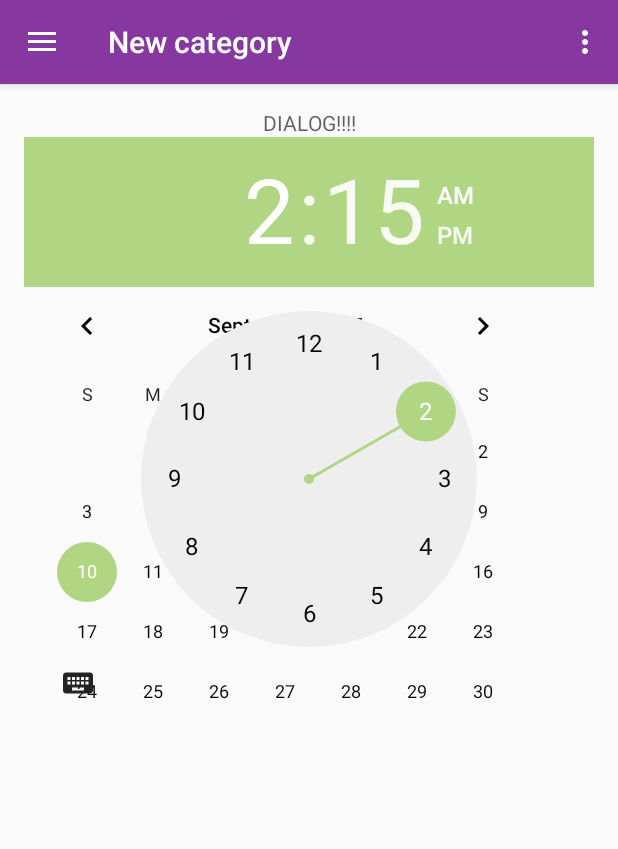
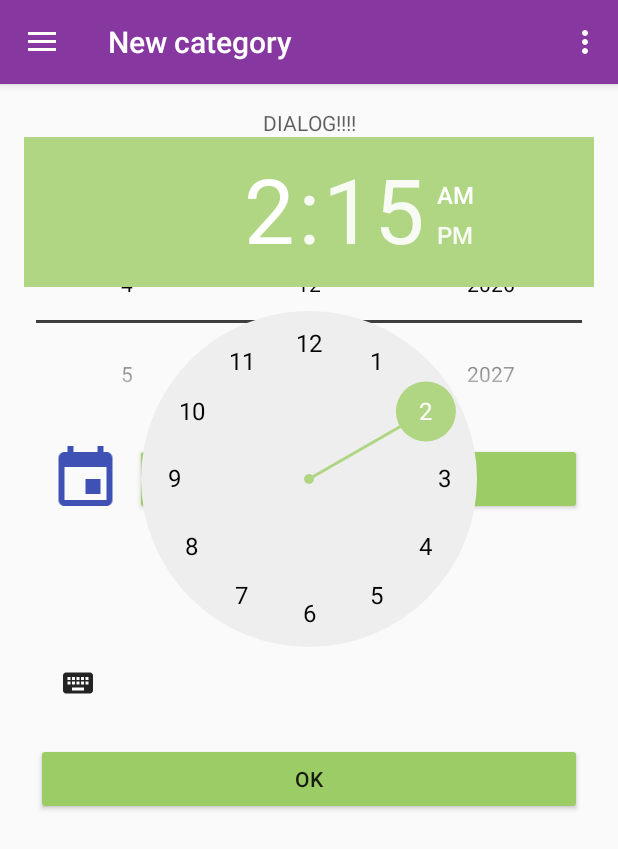
Before and after one commit to BurovAlexProgrammer/IRemember, an Android app: the fragment DialogDateTimePicker placed in its activity, on a phone screen of 412 x 824 dp. Shown: the top 849 px of the screen. Run offline under Robolectric (Android 15) with nearby library versions, the phone set to English and light mode, and no system bars; libraries missing offline, so code that uses them is left out: com.crashlytics.android, com.koushikdutta.urlimageviewhelper, io.fabric.sdk; 6 statements that could not run were skipped.

Commit message:
Created dateTimePicker dialog

```diff
--- a/app/src/main/java/ru/avb/iremember/DialogDateTimePicker.java
+++ b/app/src/main/java/ru/avb/iremember/DialogDateTimePicker.java
@@ -8,14 +8,24 @@ import android.view.LayoutInflater;
 import android.view.View;
 import android.view.ViewGroup;
 import android.widget.Button;
+import android.widget.DatePicker;
+import android.widget.ImageView;
+import android.widget.LinearLayout;
+import android.widget.NumberPicker;
 import android.widget.TabHost;
+import android.widget.TimePicker;
+
+import org.joda.time.DateTime;
 
 /**
  * Created by Alex on 04.09.2017.
  */
 
 public class DialogDateTimePicker extends DialogFragment implements View.OnClickListener{
-
+    NumberPicker pickerDay, pickerMonth, pickerYear;
+    Button buttonOk;
+    TabHost tabHost;
+    LinearLayout layoutDatePicker, layoutCalendar;
     @Nullable
     @Override
     public View onCreateView(LayoutInflater inflater, @Nullable ViewGroup container, Bundle savedInstanceState) {
@@ -33,24 +43,90 @@ public class DialogDateTimePicker extends DialogFragment implements View.OnClick
     }
 
     private void initViews(View v) {
-        TabHost tabHost = v.findViewById(android.R.id.tabhost);
+        layoutDatePicker = v.findViewById(R.id.layout_datePicker);
+        layoutCalendar = v.findViewById(R.id.layout_calendar);
+        tabHost = v.findViewById(android.R.id.tabhost);
         tabHost.setup();
 
         TabHost.TabSpec tabSpec;
         tabSpec = tabHost.newTabSpec("tag1");
-        tabSpec.setIndicator("Вкладка один");
+        tabSpec.setIndicator(getString(R.string.date));
         tabSpec.setContent(R.id.tab1);
         tabHost.addTab(tabSpec);
         tabSpec = tabHost.newTabSpec("tag2");
-        tabSpec.setIndicator("Вкладка 2");
+        tabSpec.setIndicator(getString(R.string.time));
         tabSpec.setContent(R.id.tab2);
         tabHost.addTab(tabSpec);
-        tabSpec = tabHost.newTabSpec("tag3");
-        tabSpec.setIndicator("Nhbfasf");
-        tabSpec.setContent(R.id.tab3);
-        tabHost.addTab(tabSpec);
+//        tabSpec = tabHost.newTabSpec("tag3");
+//        tabSpec.setIndicator("Nhbfasf");
+//        tabSpec.setContent(R.id.tab3);
+//        tabHost.addTab(tabSpec);
 
-        tabHost.setCurrentTabByTag("tag2");
+        tabHost.setCurrentTabByTag("tag1");
 
+        pickerDay = v.findViewById(R.id.picker_day);
+        int[] days = {1,2,3,4,5,6,7,8,9,10,11,12,13,14,15,16,17,18,19,20,21,22,23,24,25,26,27,28,29,30,31};
+        String[] daysStr = new String[31];
+        for (int i=0; i<days.length; i++) {daysStr[i] = ""+days[i];}
+        pickerDay.setMinValue(0);
+        pickerDay.setMaxValue(daysStr.length-1);
+        pickerDay.setDisplayedValues(daysStr);
+        pickerDay.setDescendantFocusability(NumberPicker.FOCUS_BLOCK_DESCENDANTS);
+        pickerDay.setWrapSelectorWheel(true);
+
+        pickerMonth = v.findViewById(R.id.picker_month);
+        int[] months = {1,2,3,4,5,6,7,8,9,10,11,12};
+        String[] monthsStr = new String[months.length];
+        for (int i=0; i<monthsStr.length; i++) {monthsStr[i] = ""+months[i];}
+        pickerMonth.setMinValue(0);
+        pickerMonth.setMaxValue(monthsStr.length-1);
+        pickerMonth.setDisplayedValues(monthsStr);
+//        pickerMonth.setDescendantFocusability(NumberPicker.FOCUS_BLOCK_DESCENDANTS);
+        pickerMonth.setWrapSelectorWheel(true);
+
+        pickerYear = v.findViewById(R.id.picker_year);
+        int minYear = 2000;
+        int[] years = new int[50];
+        for (int i=0; i<years.length; i++) {years[i]=minYear+i;}
+        String[] yearsStr = new String[years.length];
+        for (int i=0; i<yearsStr.length; i++) {yearsStr[i] = ""+years[i];}
+        pickerYear.setMinValue(0);
+        pickerYear.setMaxValue(yearsStr.length-1);
+        pickerYear.setDisplayedValues(yearsStr);
+//        pickerYear.setDescendantFocusability(NumberPicker.FOCUS_BLOCK_DESCENDANTS);
+
+        //set current date
+        int currentDay = DateTime.now().getDayOfMonth();
+        int currentMonth = DateTime.now().getMonthOfYear();
+        int currentYear = DateTime.now().getYear();
+        G.Log("Current date: "+currentDay+"-"+currentMonth+"-"+currentYear);
+        pickerDay.setValue(currentDay-1);
+        pickerMonth.setValue(currentMonth-1);
+        pickerYear.setValue(currentYear-minYear);
+
+        Button buttonNext = v.findViewById(R.id.button_next);
+        buttonNext.setOnClickListener(new View.OnClickListener() {
+            @Override
+            public void onClick(View view) {
+                tabHost.setCurrentTabByTag("tag2");
+            }
+        });
+
+        ImageView iconCalendar = v.findViewById(R.id.icon_calendar);
+        iconCalendar.setOnClickListener(new View.OnClickListener() {
+            @Override
+            public void onClick(View view) {
+                if (layoutCalendar.getVisibility()==View.GONE) {
+                    layoutDatePicker.setVisibility(View.GONE);
+                    layoutCalendar.setVisibility(View.VISIBLE);
+                }
+                else {
+                    layoutDatePicker.setVisibility(View.VISIBLE);
+                    layoutCalendar.setVisibility(View.GONE);
+                }
+            }
+        });
     }
+
+
 }
--- /dev/null
+++ b/app/src/main/res/drawable/ic_calendar.xml
@@ -0,0 +1,8 @@
+<vector
+    android:height="24dp"
+    android:viewportHeight="24.0"
+    android:viewportWidth="24.0"
+    android:width="24dp"
+    xmlns:android="http://schemas.android.com/apk/res/android">
+    <path android:fillColor="#FF000000" android:pathData="M17,12h-5v5h5v-5zM16,1v2L8,3L8,1L6,1v2L5,3c-1.11,0 -1.99,0.9 -1.99,2L3,19c0,1.1 0.89,2 2,2h14c1.1,0 2,-0.9 2,-2L21,5c0,-1.1 -0.9,-2 -2,-2h-1L18,1h-2zM19,19L5,19L5,8h14v11z"/>
+</vector>
--- a/app/src/main/res/layout/dialog_date_time_picker.xml
+++ b/app/src/main/res/layout/dialog_date_time_picker.xml
@@ -1,5 +1,7 @@
 <?xml version="1.0" encoding="utf-8"?>
 <LinearLayout xmlns:android="http://schemas.android.com/apk/res/android"
+    xmlns:app="http://schemas.android.com/apk/res-auto"
+    xmlns:tools="http://schemas.android.com/tools"
     android:layout_width="match_parent"
     android:layout_height="match_parent"
     android:layout_gravity="center_vertical|center_horizontal"
@@ -41,10 +43,82 @@
                     android:orientation="vertical">
 
 
-                    <DatePicker
-                        android:id="@+id/datePicker2"
+                    <LinearLayout
+                        android:id="@+id/layout_datePicker"
                         android:layout_width="match_parent"
-                        android:layout_height="wrap_content" />
+                        android:layout_height="wrap_content"
+                        android:orientation="horizontal"
+                        android:paddingEnd="8dp"
+                        android:paddingStart="8dp"
+                        android:paddingTop="8dp">
+
+                        <NumberPicker
+                            android:id="@+id/picker_day"
+                            android:layout_width="match_parent"
+                            android:layout_height="wrap_content"
+                            android:layout_weight="1"
+                            android:overScrollMode="always" />
+
+                        <NumberPicker
+                            android:id="@+id/picker_month"
+                            android:layout_width="match_parent"
+                            android:layout_height="wrap_content"
+                            android:layout_weight="1" />
+
+                        <NumberPicker
+                            android:id="@+id/picker_year"
+                            android:layout_width="match_parent"
+                            android:layout_height="wrap_content"
+                            android:layout_weight="1" />
+
+                    </LinearLayout>
+
+                    <LinearLayout
+                        android:id="@+id/layout_calendar"
+                        android:layout_width="match_parent"
+                        android:layout_height="wrap_content"
+                        android:orientation="horizontal"
+                        android:paddingEnd="8dp"
+                        android:paddingStart="8dp"
+                        android:paddingTop="8dp"
+                        android:visibility="gone">
+
+                        <DatePicker
+                            android:id="@+id/calendar"
+                            android:layout_width="wrap_content"
+                            android:layout_height="wrap_content"
+                            android:layout_weight="1" />
+                    </LinearLayout>
+
+                    <LinearLayout
+                        android:layout_width="match_parent"
+                        android:layout_height="match_parent"
+                        android:orientation="horizontal"
+                        android:paddingBottom="8dp"
+                        android:paddingEnd="8dp"
+                        android:paddingStart="8dp"
+                        android:paddingTop="16dp">
+
+                        <ImageView
+                            android:id="@+id/icon_calendar"
+                            android:layout_width="48dp"
+                            android:layout_height="48dp"
+                            android:layout_weight="0.08"
+                            android:tint="@color/colorPrimary"
+                            app:srcCompat="@drawable/ic_calendar" />
+
+                        <Button
+                            android:id="@+id/button_next"
+                            android:layout_width="wrap_content"
+                            android:layout_height="wrap_content"
+                            android:layout_weight="0.92"
+                            android:paddingBottom="8dp"
+                            android:paddingEnd="8dp"
+                            android:paddingStart="8dp"
+                            android:paddingTop="16dp"
+                            android:text="@string/next" />
+                    </LinearLayout>
+
                 </LinearLayout>
 
                 <LinearLayout
@@ -54,17 +128,41 @@
                     android:orientation="vertical">
 
                     <TimePicker
-                        android:id="@+id/timePicker2"
+                        android:id="@+id/timePicker"
                         android:layout_width="match_parent"
                         android:layout_height="wrap_content" />
+
+                    <LinearLayout
+                        android:id="@+id/button_ok"
+                        android:layout_width="match_parent"
+                        android:layout_height="wrap_content"
+                        android:orientation="horizontal"
+                        android:paddingBottom="8dp"
+                        android:paddingEnd="8dp"
+                        android:paddingStart="8dp"
+                        android:paddingTop="16dp">
+
+                        <Button
+                            android:id="@+id/button_next"
+                            android:layout_width="wrap_content"
+                            android:layout_height="wrap_content"
+                            android:layout_weight="0.92"
+                            android:text="@string/ok" />
+                    </LinearLayout>
+
                 </LinearLayout>
 
                 <LinearLayout
                     android:id="@+id/tab3"
                     android:layout_width="match_parent"
                     android:layout_height="match_parent"
-                    android:orientation="vertical">
+                    android:orientation="vertical"
+                    android:visibility="gone">
 
+                    <DatePicker
+                        android:id="@+id/datePicker3"
+                        android:layout_width="match_parent"
+                        android:layout_height="wrap_content" />
                 </LinearLayout>
             </FrameLayout>
         </LinearLayout>
--- a/app/src/main/res/values/strings.xml
+++ b/app/src/main/res/values/strings.xml
@@ -4,6 +4,7 @@
     <string name="cancel">              Cancel                      </string>
     <string name="understand">          Understand                  </string>
     <string name="later">               Later                       </string>
+    <string name="next">                Next                        </string>
     <string name="finish">              Finish                      </string>
     <string name="defaultLabel">        Default                     </string>
     <string name="restart">             Restart                     </string>
@@ -14,7 +15,8 @@
     <string name="enabled">             Enabled                     </string>
     <string name="onceEvery">           once every                  </string>
     <string name="days">                days                        </string>
-
+    <string name="date">                Date                        </string>
+    <string name="time">                Time                        </string>
 
 
 
```
